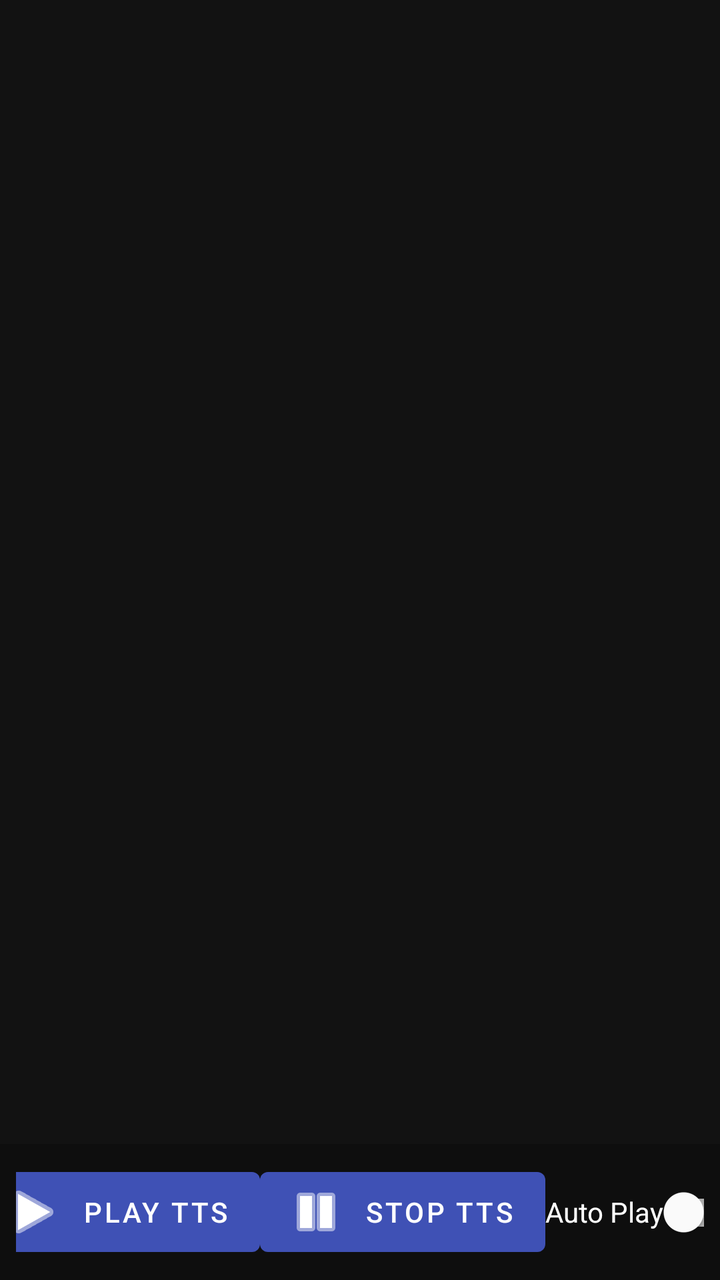
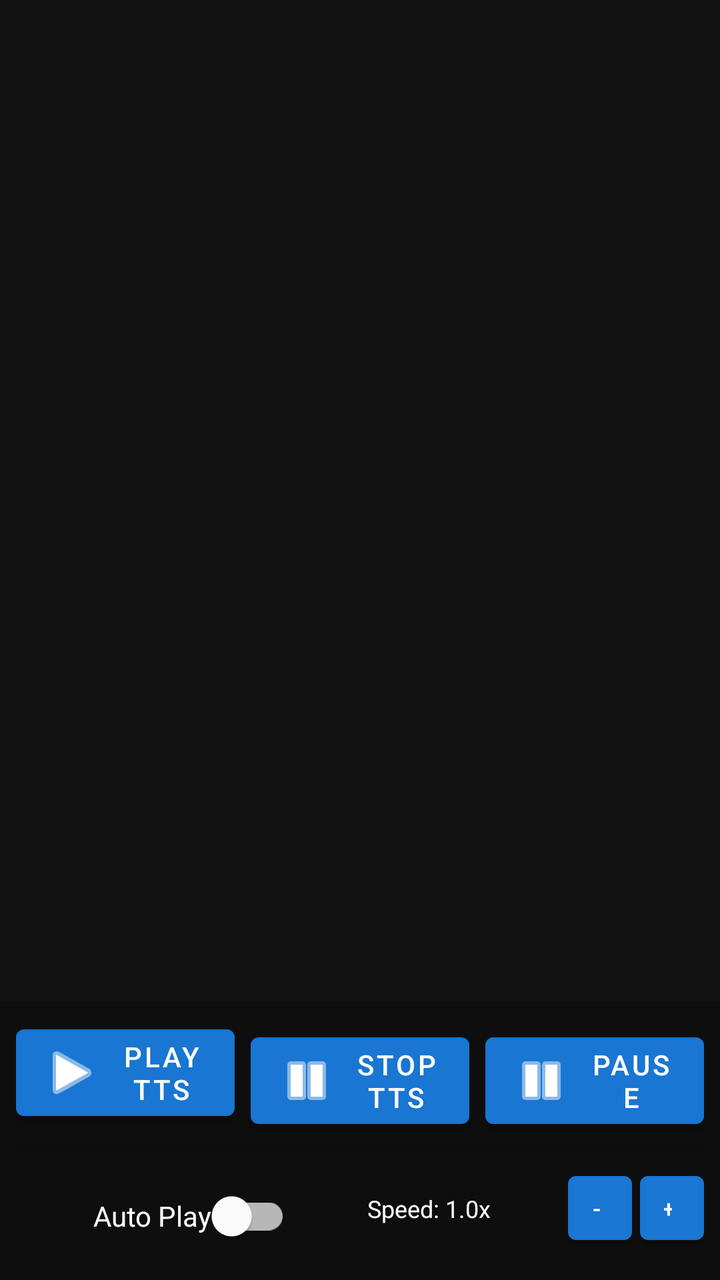

Compare the two renders of this Android layout. The source of the first and the diff that turns it into the second are given below.
<!-- AndroidManifest.xml: application theme Theme.ComicBookTTS -->
<!-- res/layout/activity_reader.xml -->
<androidx.constraintlayout.widget.ConstraintLayout xmlns:android="http://schemas.android.com/apk/res/android"
    xmlns:app="http://schemas.android.com/apk/res-auto"
    xmlns:tools="http://schemas.android.com/tools"
    android:layout_width="match_parent"
    android:layout_height="match_parent"
    android:background="@color/background_dark"
    tools:context=".ReaderActivity">

    <androidx.viewpager2.widget.ViewPager2
        android:id="@+id/viewPager"
        android:layout_width="0dp"
        android:layout_height="0dp"
        app:layout_constraintBottom_toTopOf="@+id/controlsPanel"
        app:layout_constraintEnd_toEndOf="parent"
        app:layout_constraintStart_toStartOf="parent"
        app:layout_constraintTop_toTopOf="parent" />

    <androidx.constraintlayout.widget.ConstraintLayout
        android:id="@+id/controlsPanel"
        android:layout_width="match_parent"
        android:layout_height="wrap_content"
        android:background="#33000000"
        android:padding="8dp"
        app:layout_constraintBottom_toBottomOf="parent"
        app:layout_constraintEnd_toEndOf="parent"
        app:layout_constraintStart_toStartOf="parent">

        <com.google.android.material.button.MaterialButton
            android:id="@+id/btnPlayTts"
            style="@style/Widget.MaterialComponents.Button.Icon"
            android:layout_width="wrap_content"
            android:layout_height="wrap_content"
            android:text="@string/play_tts"
            app:icon="@android:drawable/ic_media_play"
            app:layout_constraintBottom_toBottomOf="parent"
            app:layout_constraintEnd_toStartOf="@+id/btnStopTts"
            app:layout_constraintHorizontal_bias="0.5"
            app:layout_constraintStart_toStartOf="parent"
            app:layout_constraintTop_toTopOf="parent" />

        <com.google.android.material.button.MaterialButton
            android:id="@+id/btnStopTts"
            style="@style/Widget.MaterialComponents.Button.Icon"
            android:layout_width="wrap_content"
            android:layout_height="wrap_content"
            android:text="@string/stop_tts"
            app:icon="@android:drawable/ic_media_pause"
            app:layout_constraintBottom_toBottomOf="parent"
            app:layout_constraintEnd_toStartOf="@+id/switchAutoPlay"
            app:layout_constraintHorizontal_bias="0.5"
            app:layout_constraintStart_toEndOf="@+id/btnPlayTts"
            app:layout_constraintTop_toTopOf="parent" />

        <com.google.android.material.switchmaterial.SwitchMaterial
            android:id="@+id/switchAutoPlay"
            android:layout_width="wrap_content"
            android:layout_height="wrap_content"
            android:text="@string/auto_play"
            android:textColor="@color/white"
            app:layout_constraintBottom_toBottomOf="parent"
            app:layout_constraintEnd_toEndOf="parent"
            app:layout_constraintHorizontal_bias="0.5"
            app:layout_constraintStart_toEndOf="@+id/btnStopTts"
            app:layout_constraintTop_toTopOf="parent" />

    </androidx.constraintlayout.widget.ConstraintLayout>

    <ProgressBar
        android:id="@+id/progressBar"
        style="?android:attr/progressBarStyle"
        android:layout_width="wrap_content"
        android:layout_height="wrap_content"
        android:visibility="gone"
        app:layout_constraintBottom_toBottomOf="parent"
        app:layout_constraintEnd_toEndOf="parent"
        app:layout_constraintStart_toStartOf="parent"
        app:layout_constraintTop_toTopOf="parent" />

</androidx.constraintlayout.widget.ConstraintLayout>
<!-- resources referenced by this layout -->
<resources>
  <color name="background_dark">#121212</color>
  <color name="white">#FFFFFFFF</color>
  <string name="auto_play">Auto Play</string>
  <string name="play_tts">Play TTS</string>
  <string name="stop_tts">Stop TTS</string>
  <style name="Theme.ComicBookTTS" parent="Theme.MaterialComponents.DayNight.DarkActionBar">
          
          <item name="colorPrimary">@color/primary</item>
          <item name="colorPrimaryVariant">@color/primary_dark</item>
          <item name="colorOnPrimary">@color/white</item>
          
          <item name="colorSecondary">@color/accent</item>
          <item name="colorSecondaryVariant">@color/accent</item>
          <item name="colorOnSecondary">@color/black</item>
          
          <item name="android:statusBarColor">?attr/colorPrimaryVariant</item>
          
      </style>
  <color name="primary">#3F51B5</color>
  <color name="primary_dark">#303F9F</color>
  <color name="accent">#FF4081</color>
  <color name="black">#FF000000</color>
</resources>

<!-- the commit's change to res/layout/activity_reader.xml (unified diff, before → after) -->
@@ -25,32 +25,64 @@
         app:layout_constraintEnd_toEndOf="parent"
         app:layout_constraintStart_toStartOf="parent">
 
+        
         <com.google.android.material.button.MaterialButton
             android:id="@+id/btnPlayTts"
             style="@style/Widget.MaterialComponents.Button.Icon"
-            android:layout_width="wrap_content"
+            android:layout_width="0dp"
             android:layout_height="wrap_content"
+            android:layout_marginEnd="4dp"
             android:text="@string/play_tts"
             app:icon="@android:drawable/ic_media_play"
-            app:layout_constraintBottom_toBottomOf="parent"
+            app:layout_constraintBottom_toTopOf="@+id/readingProgressBar"
             app:layout_constraintEnd_toStartOf="@+id/btnStopTts"
-            app:layout_constraintHorizontal_bias="0.5"
             app:layout_constraintStart_toStartOf="parent"
             app:layout_constraintTop_toTopOf="parent" />
 
         <com.google.android.material.button.MaterialButton
             android:id="@+id/btnStopTts"
             style="@style/Widget.MaterialComponents.Button.Icon"
-            android:layout_width="wrap_content"
+            android:layout_width="0dp"
             android:layout_height="wrap_content"
+            android:layout_marginStart="4dp"
+            android:layout_marginEnd="4dp"
             android:text="@string/stop_tts"
             app:icon="@android:drawable/ic_media_pause"
-            app:layout_constraintBottom_toBottomOf="parent"
-            app:layout_constraintEnd_toStartOf="@+id/switchAutoPlay"
-            app:layout_constraintHorizontal_bias="0.5"
+            app:layout_constraintBottom_toTopOf="@+id/readingProgressBar"
+            app:layout_constraintEnd_toStartOf="@+id/btnPauseReading"
             app:layout_constraintStart_toEndOf="@+id/btnPlayTts"
             app:layout_constraintTop_toTopOf="parent" />
 
+        <com.google.android.material.button.MaterialButton
+            android:id="@+id/btnPauseReading"
+            style="@style/Widget.MaterialComponents.Button.Icon"
+            android:layout_width="0dp"
+            android:layout_height="wrap_content"
+            android:layout_marginStart="4dp"
+            android:text="Pause"
+            app:icon="@android:drawable/ic_media_pause"
+            app:layout_constraintBottom_toTopOf="@+id/readingProgressBar"
+            app:layout_constraintEnd_toEndOf="parent"
+            app:layout_constraintStart_toEndOf="@+id/btnStopTts"
+            app:layout_constraintTop_toTopOf="parent" />
+
+        
+        <ProgressBar
+            android:id="@+id/readingProgressBar"
+            style="?android:attr/progressBarStyleHorizontal"
+            android:layout_width="0dp"
+            android:layout_height="4dp"
+            android:layout_marginTop="8dp"
+            android:layout_marginBottom="8dp"
+            android:progress="0"
+            android:max="100"
+            android:progressTint="@color/primary_color"
+            app:layout_constraintBottom_toTopOf="@+id/switchAutoPlay"
+            app:layout_constraintEnd_toEndOf="parent"
+            app:layout_constraintStart_toStartOf="parent"
+            app:layout_constraintTop_toBottomOf="@+id/btnPlayTts" />
+
+        
         <com.google.android.material.switchmaterial.SwitchMaterial
             android:id="@+id/switchAutoPlay"
             android:layout_width="wrap_content"
@@ -58,10 +90,48 @@
             android:text="@string/auto_play"
             android:textColor="@color/white"
             app:layout_constraintBottom_toBottomOf="parent"
+            app:layout_constraintEnd_toStartOf="@+id/tvReadingSpeed"
+            app:layout_constraintStart_toStartOf="parent"
+            app:layout_constraintTop_toBottomOf="@+id/readingProgressBar" />
+
+        <TextView
+            android:id="@+id/tvReadingSpeed"
+            android:layout_width="wrap_content"
+            android:layout_height="wrap_content"
+            android:text="Speed: 1.0x"
+            android:textColor="@color/white"
+            android:textSize="12sp"
+            app:layout_constraintBottom_toBottomOf="parent"
+            app:layout_constraintEnd_toStartOf="@+id/btnSpeedDown"
+            app:layout_constraintStart_toEndOf="@+id/switchAutoPlay"
+            app:layout_constraintTop_toBottomOf="@+id/readingProgressBar" />
+
+        <com.google.android.material.button.MaterialButton
+            android:id="@+id/btnSpeedDown"
+            style="@style/Widget.MaterialComponents.Button.Icon"
+            android:layout_width="32dp"
+            android:layout_height="32dp"
+            android:layout_marginEnd="4dp"
+            android:insetTop="0dp"
+            android:insetBottom="0dp"
+            android:text="-"
+            android:textSize="12sp"
+            app:layout_constraintBottom_toBottomOf="parent"
+            app:layout_constraintEnd_toStartOf="@+id/btnSpeedUp"
+            app:layout_constraintTop_toBottomOf="@+id/readingProgressBar" />
+
+        <com.google.android.material.button.MaterialButton
+            android:id="@+id/btnSpeedUp"
+            style="@style/Widget.MaterialComponents.Button.Icon"
+            android:layout_width="32dp"
+            android:layout_height="32dp"
+            android:insetTop="0dp"
+            android:insetBottom="0dp"
+            android:text="+"
+            android:textSize="12sp"
+            app:layout_constraintBottom_toBottomOf="parent"
             app:layout_constraintEnd_toEndOf="parent"
-            app:layout_constraintHorizontal_bias="0.5"
-            app:layout_constraintStart_toEndOf="@+id/btnStopTts"
-            app:layout_constraintTop_toTopOf="parent" />
+            app:layout_constraintTop_toBottomOf="@+id/readingProgressBar" />
 
     </androidx.constraintlayout.widget.ConstraintLayout>
 
<!-- resource entries referenced after the edit -->
@@ -1,6 +1,7 @@
 <!-- resources referenced by this layout -->
 <resources>
-  <color name="background_dark">#121212</color>
+  <color name="background_dark">#FF121212</color>
+  <color name="primary_color">#FF1976D2</color>
   <color name="white">#FFFFFFFF</color>
   <string name="auto_play">Auto Play</string>
   <string name="play_tts">Play TTS</string>
@@ -12,15 +13,20 @@
           <item name="colorOnPrimary">@color/white</item>
           
           <item name="colorSecondary">@color/accent</item>
-          <item name="colorSecondaryVariant">@color/accent</item>
-          <item name="colorOnSecondary">@color/black</item>
+          <item name="colorSecondaryVariant">@color/accent_dark</item>
+          <item name="colorOnSecondary">@color/white</item>
           
           <item name="android:statusBarColor">?attr/colorPrimaryVariant</item>
           
+          <item name="android:windowBackground">@color/comic_background</item>
+          <item name="colorSurface">@color/white</item>
+          <item name="colorOnSurface">@color/primary_text</item>
       </style>
-  <color name="primary">#3F51B5</color>
-  <color name="primary_dark">#303F9F</color>
-  <color name="accent">#FF4081</color>
-  <color name="black">#FF000000</color>
+  <color name="primary">#FF1976D2</color>
+  <color name="primary_dark">#FF0D47A1</color>
+  <color name="accent">#FFFF5722</color>
+  <color name="accent_dark">#FFD84315</color>
+  <color name="comic_background">#FFF5F5F5</color>
+  <color name="primary_text">#FF212121</color>
 </resources>
 
